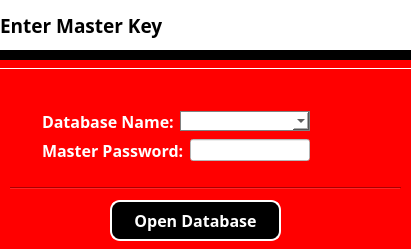
DensonNgumo/Vault, file opendatabaseform.ui: the form before one commit.
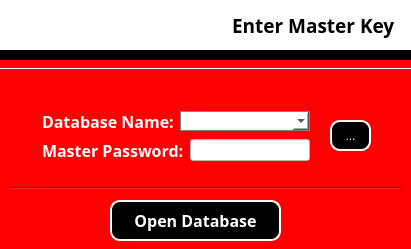
The form after the commit. Icons and pictures are not drawn.

Diff of the .ui file:
```diff
--- a/opendatabaseform.ui
+++ b/opendatabaseform.ui
@@ -68,7 +68,7 @@
     <string notr="true">background-color:white;</string>
    </property>
    <property name="text">
-    <string>Enter Master Key</string>
+    <string>                                               Enter Master Key</string>
    </property>
   </widget>
   <widget class="Line" name="line">
@@ -194,6 +194,28 @@
     </item>
    </layout>
   </widget>
+  <widget class="QToolButton" name="toolButton_passwordVisible">
+   <property name="geometry">
+    <rect>
+     <x>330</x>
+     <y>120</y>
+     <width>41</width>
+     <height>31</height>
+    </rect>
+   </property>
+   <property name="styleSheet">
+    <string notr="true">background-color:black;
+color:white;
+border-style:outset;
+border-width:2px;
+border-color:white;
+border-radius:10px;
+padding:6px;</string>
+   </property>
+   <property name="text">
+    <string>...</string>
+   </property>
+  </widget>
  </widget>
  <resources/>
  <connections/>
```
Left out of the diff: 18 changed lines with no effect on the pictures.
